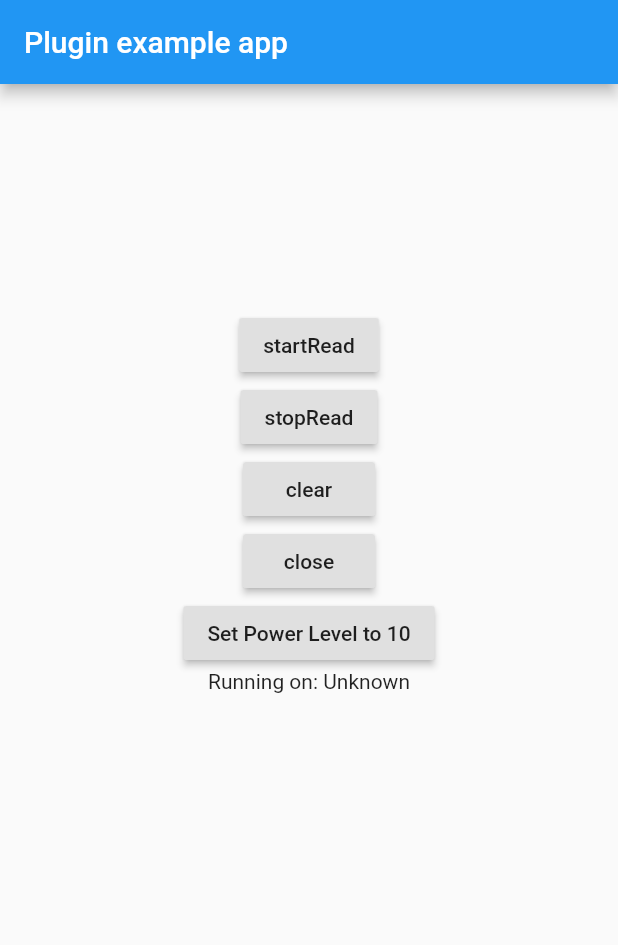
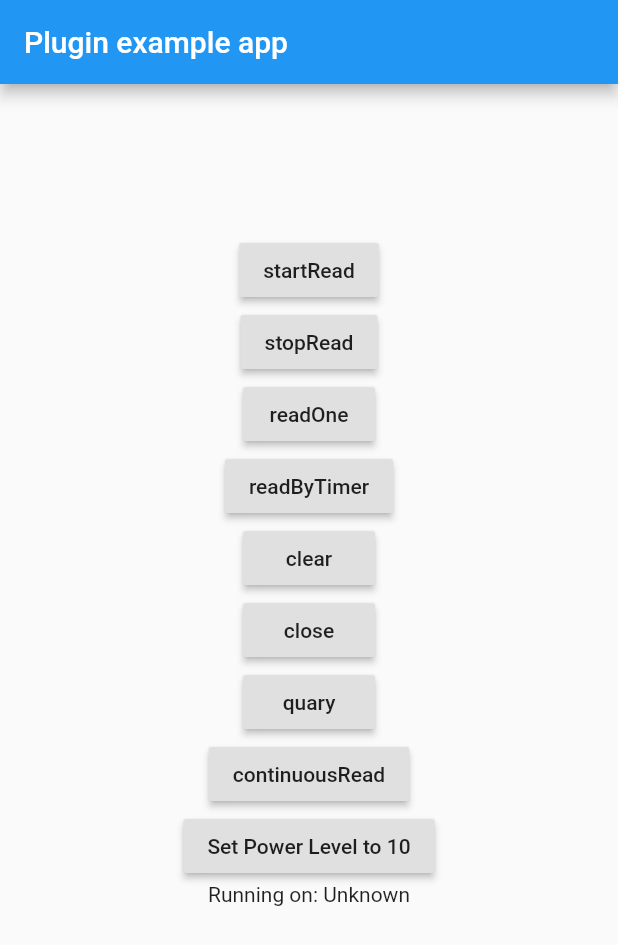
Before and after one commit to bean5/alps_rfid_ax6737, a Flutter app: the screen it shows after launch, on a phone screen of 412 x 824 dp. Shown: the top 945 px of the screen. Run offline on Flutter 3.47's test engine with Material 2 defaults, Android fonts, the phone set to English and light mode, and no system bars.

Commit message:
Add functions that n6737 has

```diff
--- a/example/lib/main.dart
+++ b/example/lib/main.dart
@@ -30,6 +30,7 @@ class _MyAppState extends State<MyApp> {
     } on PlatformException {
       platformVersion = 'Failed to get platform version.';
     }
+
     AlpsRfidAx6737.dataStream
         .receiveBroadcastStream()
         .listen(rdfidDataListener);
@@ -66,7 +67,7 @@ class _MyAppState extends State<MyApp> {
           child: Column(
             children: <Widget>[
               Container(
-                height: 150,
+                height: 100,
                 child: ListView.builder(
                   controller: _scrollController,
                   itemCount: tags.length,
@@ -88,6 +89,18 @@ class _MyAppState extends State<MyApp> {
                 },
               ),
               RaisedButton(
+                child: Text('readOne'),
+                onPressed: () {
+                  AlpsRfidAx6737.readOne();
+                },
+              ),
+              RaisedButton(
+                child: Text('readByTimer'),
+                onPressed: () {
+                  AlpsRfidAx6737.readByTimer();
+                },
+              ),
+              RaisedButton(
                 child: Text('clear'),
                 onPressed: () {
                   AlpsRfidAx6737.clear();
@@ -100,6 +113,18 @@ class _MyAppState extends State<MyApp> {
                 child: Text('close'),
                 onPressed: () {
                   AlpsRfidAx6737.close();
+                },
+              ),
+              RaisedButton(
+                child: Text('quary'),
+                onPressed: () {
+                  AlpsRfidAx6737.quary();
+                },
+              ),
+              RaisedButton(
+                child: Text('continuousRead'),
+                onPressed: () {
+                  AlpsRfidAx6737.continuousRead();
                 },
               ),
               RaisedButton(
--- a/lib/alps_rfid_ax6737.dart
+++ b/lib/alps_rfid_ax6737.dart
@@ -3,31 +3,59 @@ import 'dart:async';
 import 'package:flutter/services.dart';
 
 class AlpsRfidAx6737 {
+  /// the method channel name for rfid
   static const MethodChannel _channel = const MethodChannel('alps_rfid_ax6737');
+
+  /// the stream event name for rfid tags
   static const EventChannel dataStream = EventChannel('alps_rfid_ax6737/data');
 
+  /// get platform version
   static Future<String> get platformVersion async {
     final String version = await _channel.invokeMethod('getPlatformVersion');
     return version;
   }
 
-  static Future<bool> setPowerLevel({int level = 0}) async {
+  /// set rfid rssi level
+  static Future<bool> setPowerLevel({int level = 50}) async {
     return _channel.invokeMethod(
         'setPowerLevel', <String, String>{'level': level.toString()});
   }
 
+  ///start reading rfid tags
   static Future<bool> startRead() async {
     return _channel.invokeMethod('startRead');
   }
 
+  ///stop reading rfid sensor
   static Future<bool> stopRead() async {
     return _channel.invokeMethod('stopRead');
+  }
+
+  ///read one rfid tag
+  static Future<bool> readOne() async {
+    return _channel.invokeMethod('readOne');
+  }
+
+  ///read one rfid tag by timer for continuous reading
+  static Future<bool> readByTimer() async {
+    return _channel.invokeMethod('readByTimer');
+  }
+
+  ///quary rfid rssi
+  static Future<bool> quary() async {
+    return _channel.invokeMethod('quary');
+  }
+
+  ///keep always reading rfid tags
+  static Future<bool> continuousRead() async {
+    return _channel.invokeMethod('continuousRead');
   }
 
   static Future<bool> clear() async {
     return _channel.invokeMethod('clear');
   }
 
+  ///close rfid sensor
   static Future<bool> close() async {
     return _channel.invokeMethod('close');
   }
```
